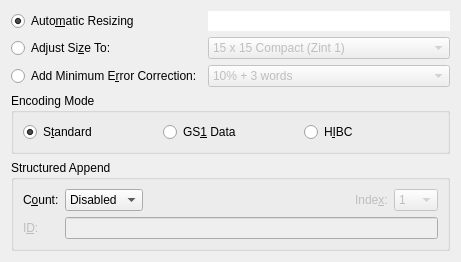
Old version of the form frontend_qt/grpAztec.ui in the repository zint/zint.
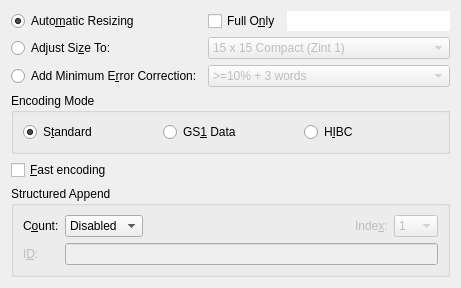
New version of the form.

What changed in the file:
```diff
--- a/frontend_qt/grpAztec.ui
+++ b/frontend_qt/grpAztec.ui
@@ -40,6 +40,21 @@
       </widget>
      </item>
      <item row="0" column="1">
+      <widget class="QCheckBox" name="chkAztecFull">
+         <property name="text">
+          <string>Full O&amp;nly</string>
+         </property>
+         <property name="toolTip">
+          <string>Only consider Full versions on automatic symbol
+size selection, suppressing Compact versions
+(ignored if disabled)</string>
+         </property>
+         <property name="checked">
+          <bool>false</bool>
+         </property>
+      </widget>
+     </item>
+     <item row="0" column="2">
       <widget class="QLineEdit" name="txtAztecAutoInfo">
        <property name="frame">
         <bool>false</bool>
@@ -47,6 +62,9 @@
        <property name="readonly">
         <bool>true</bool>
        </property>
+       <property name="alignment">
+        <set>Qt::AlignRight|Qt::AlignTrailing|Qt::AlignVCenter</set>
+       </property>
       </widget>
      </item>
      <item row="1" column="0">
@@ -62,7 +80,7 @@
        </attribute>
       </widget>
      </item>
-     <item row="1" column="1">
+     <item row="1" column="1" colspan="2">
       <widget class="QComboBox" name="cmbAztecSize">
        <property name="maxVisibleItems">
         <number>21</number>
@@ -269,7 +287,7 @@
        </attribute>
       </widget>
      </item>
-     <item row="2" column="1">
+     <item row="2" column="1" colspan="2">
       <widget class="QComboBox" name="cmbAztecECC">
        <property name="enabled">
         <bool>false</bool>
@@ -280,22 +298,22 @@
        </property>
        <item>
         <property name="text">
-         <string>10% + 3 words</string>
+         <string>&gt;=10% + 3 words</string>
         </property>
        </item>
        <item>
         <property name="text">
-         <string>23% + 3 words</string>
+         <string>&gt;=23% + 3 words</string>
         </property>
        </item>
        <item>
         <property name="text">
-         <string>36% + 3 words</string>
+         <string>&gt;=36% + 3 words</string>
         </property>
        </item>
        <item>
         <property name="text">
-         <string>50% + 3 words</string>
+         <string>&gt;=50% + 3 words</string>
         </property>
        </item>
       </widget>
@@ -354,6 +372,20 @@
      </layout>
     </widget>
    </item>
+   <item>
+    <widget class="QCheckBox" name="chkAztecFast">
+     <property name="text">
+      <string>&amp;Fast encoding</string>
+     </property>
+     <property name="toolTip">
+      <string>Use a faster but less optimal algorithm
+for encoding the data</string>
+     </property>
+     <property name="checked">
+      <bool>false</bool>
+     </property>
+    </widget>
+   </item>
    <item>
     <widget class="QGroupBox" name="groupBoxAztecStructApp">
      <property name="title">
```
